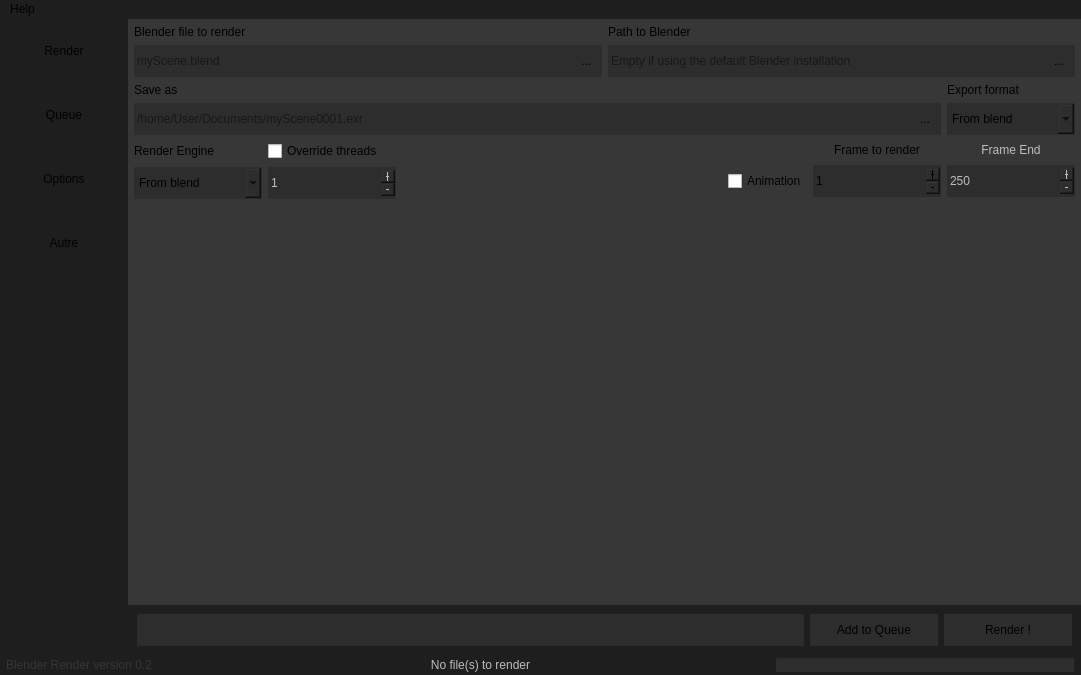
Qt form mainwindow.ui (Nesakko/BlenderRender) before a commit.
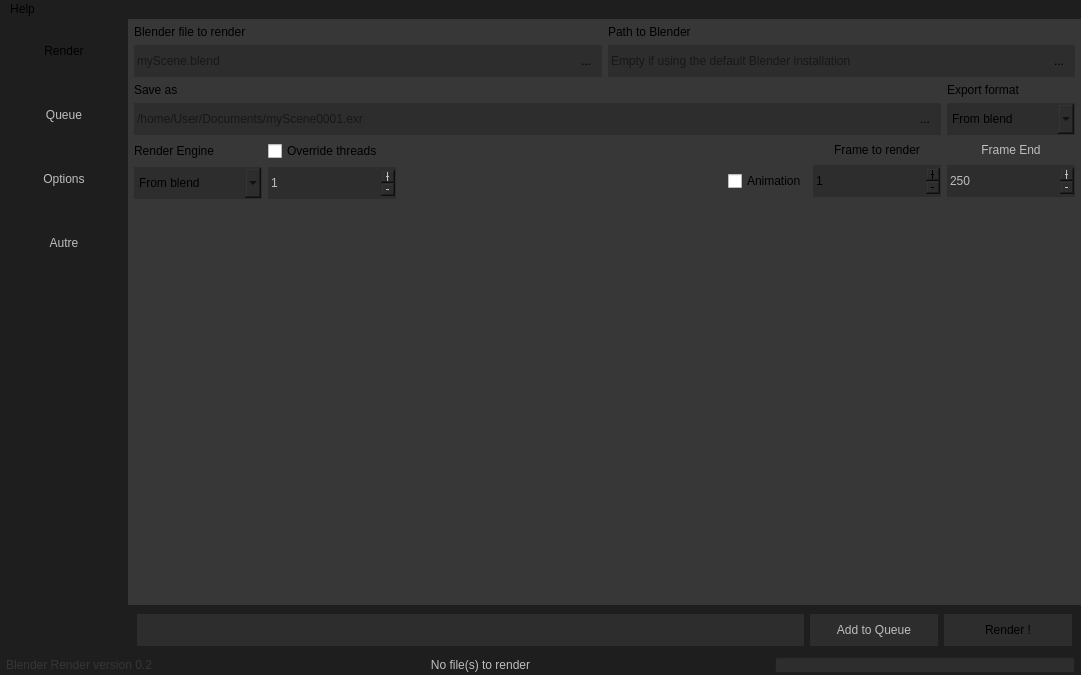
The same form after that commit. Icons and pictures are not drawn.

Patch:
```diff
--- a/mainwindow.ui
+++ b/mainwindow.ui
@@ -228,6 +228,9 @@
        </item>
        <item row="1" column="0">
         <widget class="QPushButton" name="BtnSide_Queue">
+         <property name="enabled">
+          <bool>false</bool>
+         </property>
          <property name="sizePolicy">
           <sizepolicy hsizetype="Minimum" vsizetype="Fixed">
            <horstretch>0</horstretch>
@@ -253,6 +256,9 @@
        </item>
        <item row="2" column="0">
         <widget class="QPushButton" name="BtnSide_Param">
+         <property name="enabled">
+          <bool>false</bool>
+         </property>
          <property name="minimumSize">
           <size>
            <width>64</width>
@@ -272,6 +278,9 @@
        </item>
        <item row="3" column="0">
         <widget class="QPushButton" name="BtnSide_Option4">
+         <property name="enabled">
+          <bool>false</bool>
+         </property>
          <property name="sizePolicy">
           <sizepolicy hsizetype="Minimum" vsizetype="Fixed">
            <horstretch>0</horstretch>
@@ -542,6 +551,9 @@
       <layout class="QGridLayout" name="gridLayout_8">
        <item row="0" column="1">
         <widget class="QPushButton" name="btn_AddQueue">
+         <property name="enabled">
+          <bool>false</bool>
+         </property>
          <property name="minimumSize">
           <size>
            <width>128</width>
```
Left out of the diff: 2 changed lines with no effect on the pictures.
